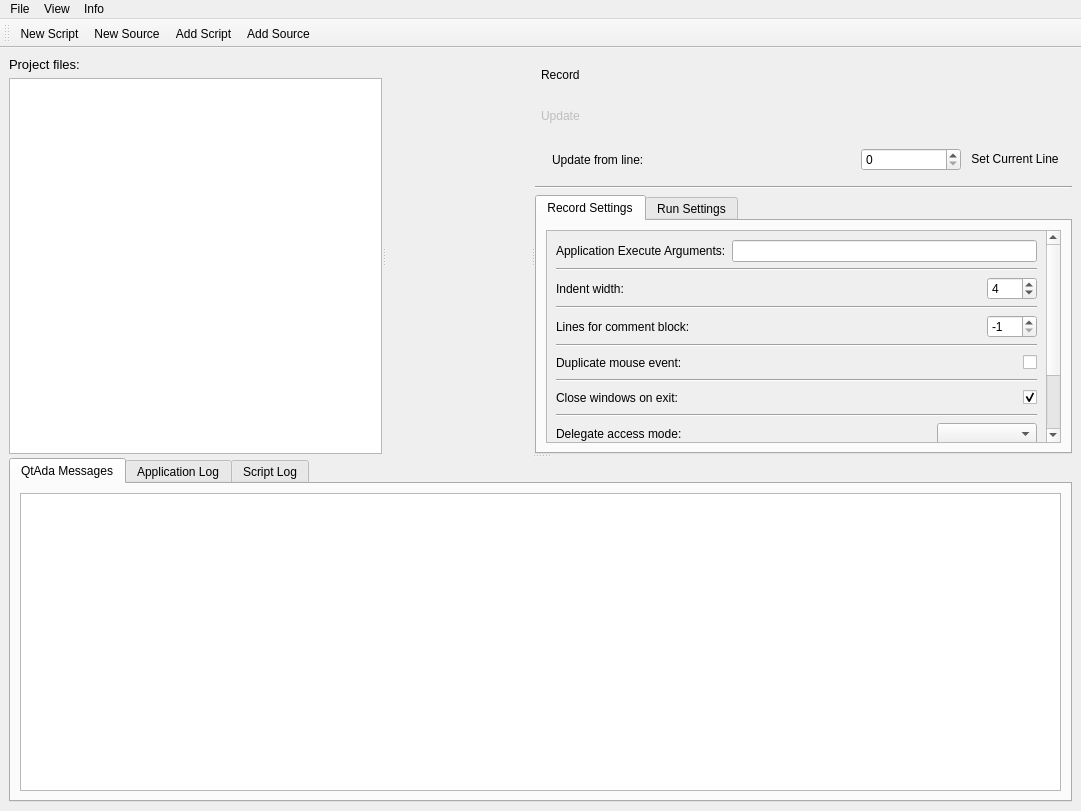
Qt form client/gui/MainGui.ui (lildannita/QtAda) before a commit.
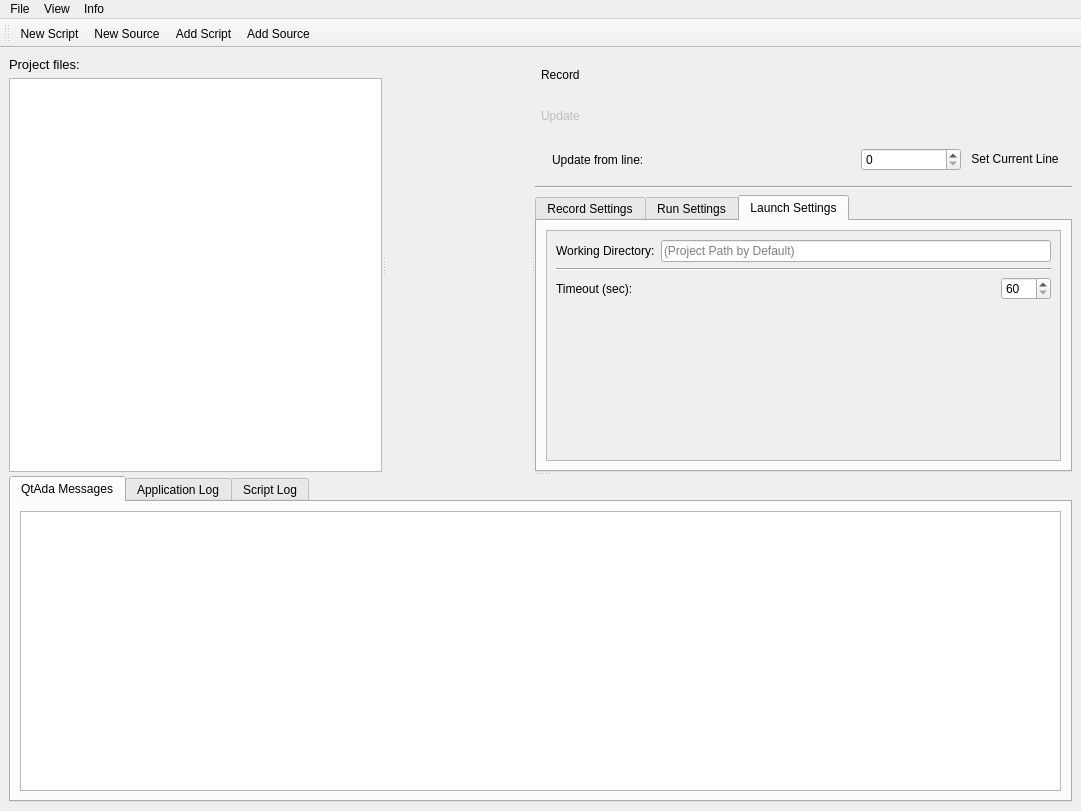
The same form after that commit. Icons and pictures are not drawn.

Commit message: Добавлена возможность задавать настройки workingDirectory и timeout в GUI

What changed in the file:
```diff
--- a/client/gui/MainGui.ui
+++ b/client/gui/MainGui.ui
@@ -267,7 +267,7 @@
             </sizepolicy>
            </property>
            <property name="currentIndex">
-            <number>0</number>
+            <number>2</number>
            </property>
            <widget class="QWidget" name="recordSettingsTab">
             <attribute name="title">
@@ -290,7 +290,7 @@
                  <rect>
                   <x>0</x>
                   <y>0</y>
-                  <width>492</width>
+                  <width>506</width>
                   <height>324</height>
                  </rect>
                 </property>
@@ -705,6 +705,113 @@
              </item>
             </layout>
            </widget>
+           <widget class="QWidget" name="tab">
+            <attribute name="title">
+             <string>Launch Settings</string>
+            </attribute>
+            <layout class="QVBoxLayout" name="verticalLayout_9">
+             <item>
+              <widget class="QScrollArea" name="scrollArea_3">
+               <property name="widgetResizable">
+                <bool>true</bool>
+               </property>
+               <widget class="QWidget" name="scrollAreaWidgetContents_3">
+                <property name="geometry">
+                 <rect>
+                  <x>0</x>
+                  <y>0</y>
+                  <width>520</width>
+                  <height>219</height>
+                 </rect>
+                </property>
+                <layout class="QVBoxLayout" name="verticalLayout_8">
+                 <item>
+                  <layout class="QHBoxLayout" name="horizontalLayout_14">
+                   <item>
+                    <widget class="QLabel" name="workingDirectoryLabel">
+                     <property name="text">
+                      <string>Working Directory:</string>
+                     </property>
+                    </widget>
+                   </item>
+                   <item>
+                    <widget class="QLineEdit" name="workingDirectoryEdit">
+                     <property name="placeholderText">
+                      <string>(Project Path by Default)</string>
+                     </property>
+                    </widget>
+                   </item>
+                  </layout>
+                 </item>
+                 <item>
+                  <widget class="Line" name="line_10">
+                   <property name="orientation">
+                    <enum>Qt::Horizontal</enum>
+                   </property>
+                  </widget>
+                 </item>
+                 <item>
+                  <layout class="QHBoxLayout" name="horizontalLayout_15">
+                   <item>
+                    <widget class="QLabel" name="timeoutLabel">
+                     <property name="text">
+                      <string>Timeout (sec):</string>
+                     </property>
+                    </widget>
+                   </item>
+                   <item>
+                    <spacer name="horizontalSpacer_9">
+                     <property name="orientation">
+                      <enum>Qt::Horizontal</enum>
+                     </property>
+                     <property name="sizeHint" stdset="0">
+                      <size>
+                       <width>40</width>
+                       <height>20</height>
+                      </size>
+                     </property>
+                    </spacer>
+                   </item>
+                   <item>
+                    <widget class="QSpinBox" name="timeoutSpinBox">
+                     <property name="minimumSize">
+                      <size>
+                       <width>50</width>
+                       <height>0</height>
+                      </size>
+                     </property>
+                     <property name="minimum">
+                      <number>60</number>
+                     </property>
+                     <property name="maximum">
+                      <number>300</number>
+                     </property>
+                     <property name="value">
+                      <number>60</number>
+                     </property>
+                    </widget>
+                   </item>
+                  </layout>
+                 </item>
+                 <item>
+                  <spacer name="verticalSpacer_3">
+                   <property name="orientation">
+                    <enum>Qt::Vertical</enum>
+                   </property>
+                   <property name="sizeHint" stdset="0">
+                    <size>
+                     <width>20</width>
+                     <height>40</height>
+                    </size>
+                   </property>
+                  </spacer>
+                 </item>
+                </layout>
+               </widget>
+              </widget>
+             </item>
+            </layout>
+           </widget>
           </widget>
          </item>
         </layout>
```
Left out of the diff: 6 changed lines with no effect on the pictures. The commit also changes 4 other files.
